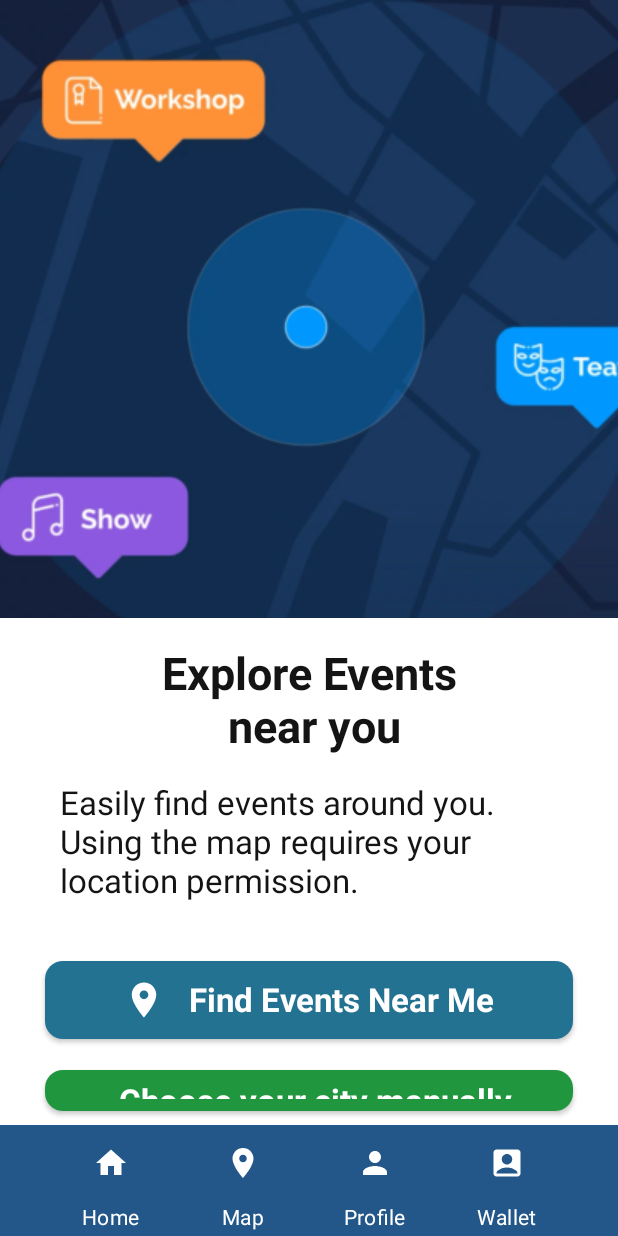
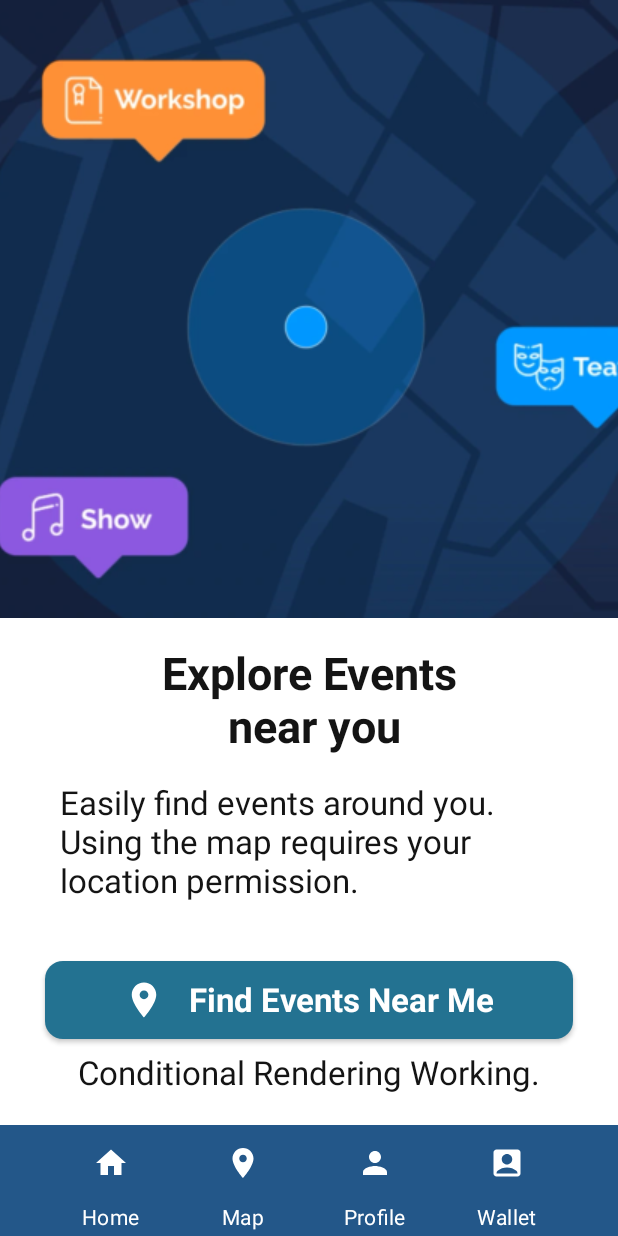
Before and after one commit to WesleyMaciel2510/Kotlin_EventLocation, an Android app built with Jetpack Compose: the MapScreen screen opened through its navigation route, after a tap on "Choose your city manually", on a phone screen of 412 x 824 dp. Run offline under Robolectric (Android 15) with nearby library versions, the phone set to English and light mode, and no system bars.

Commit message:
Conditional Rendering working properly

```diff
--- a/app/src/main/java/com/example/kotlin_portfolio/screens/map/mapScreen.kt
+++ b/app/src/main/java/com/example/kotlin_portfolio/screens/map/mapScreen.kt
@@ -15,12 +15,15 @@ import androidx.compose.material.icons.Icons
 import androidx.compose.material.icons.filled.Place
 import androidx.compose.material3.Text
 import androidx.compose.runtime.Composable
+import androidx.compose.runtime.getValue
+import androidx.compose.runtime.mutableStateOf
+import androidx.compose.runtime.remember
+import androidx.compose.runtime.setValue
 import androidx.compose.ui.Alignment
 import androidx.compose.ui.Modifier
 import androidx.compose.ui.graphics.painter.Painter
 import androidx.compose.ui.layout.ContentScale
 import androidx.compose.ui.platform.LocalConfiguration
-import androidx.compose.ui.platform.LocalContext
 import androidx.compose.ui.res.painterResource
 import androidx.compose.ui.text.TextStyle
 import androidx.compose.ui.text.font.FontWeight
@@ -40,7 +43,7 @@ fun MapScreen(navController: NavHostController, modifier: Modifier = Modifier) {
     val screenHeight = LocalConfiguration.current.screenHeightDp.dp
     val screenWidth = LocalConfiguration.current.screenWidthDp.dp
 // REQUEST LOCATION ===============================================
-    val context = LocalContext.current
+    var locationPermission: Boolean by remember { mutableStateOf(false) }
 
     // Register for permission result
     val locationPermissionRequest = rememberLauncherForActivityResult(
@@ -124,11 +127,27 @@ fun MapScreen(navController: NavHostController, modifier: Modifier = Modifier) {
             Column(
                 modifier = Modifier
             ){
-                IconAndLabelButton(
-                    buttonLabel = "Choose your city manually",
-                    buttonColor = LightColorScheme.secondary,
-                    onClick = { /* Handle button click */ }
-                )
+                if(!locationPermission){
+                    IconAndLabelButton(
+                        buttonLabel = "Choose your city manually",
+                        buttonColor = LightColorScheme.secondary,
+                        onClick = { Log.d("permission", "cityButton Clicked!")
+                            Log.d("permission", "locationPermission = ${locationPermission}!")
+                            locationPermission = true
+                        }
+                    )
+                } else {
+                    Text(
+                        text = "Conditional Rendering Working.",
+                        style = TextStyle(
+                            fontSize = 22.sp,
+                            fontWeight = FontWeight.Normal,
+                            color = LightColorScheme.tertiary,
+                        ),
+                        modifier = Modifier.padding(horizontal = 40.dp)
+                    )
+                }
+
             }
         }
     }
```
